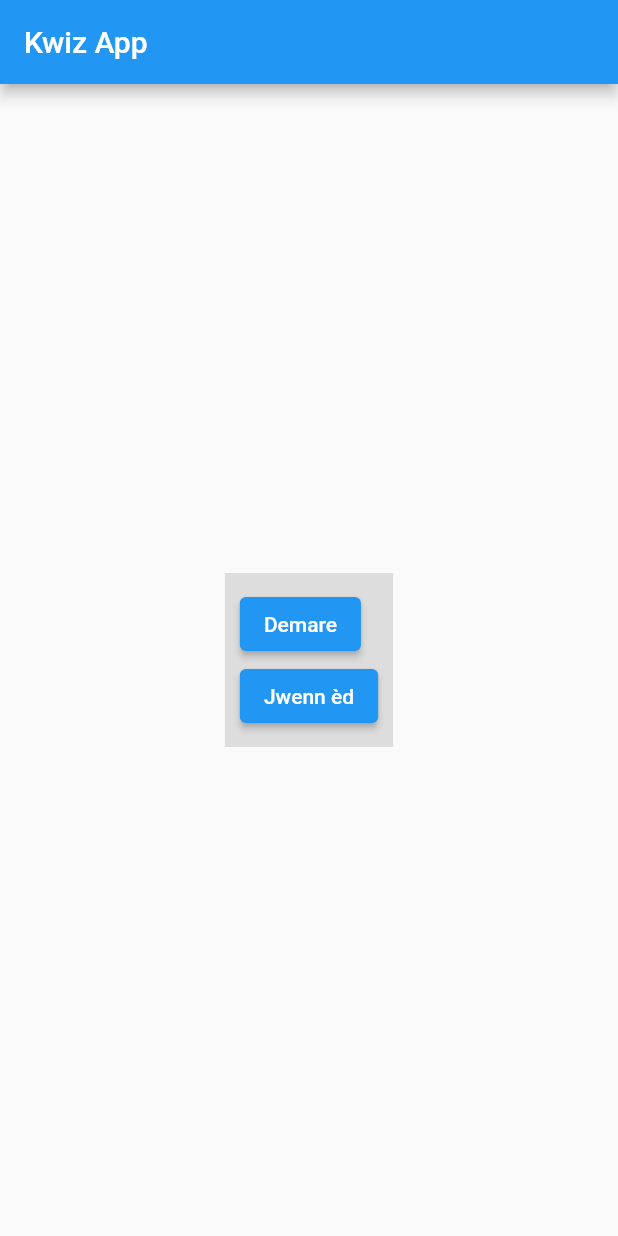
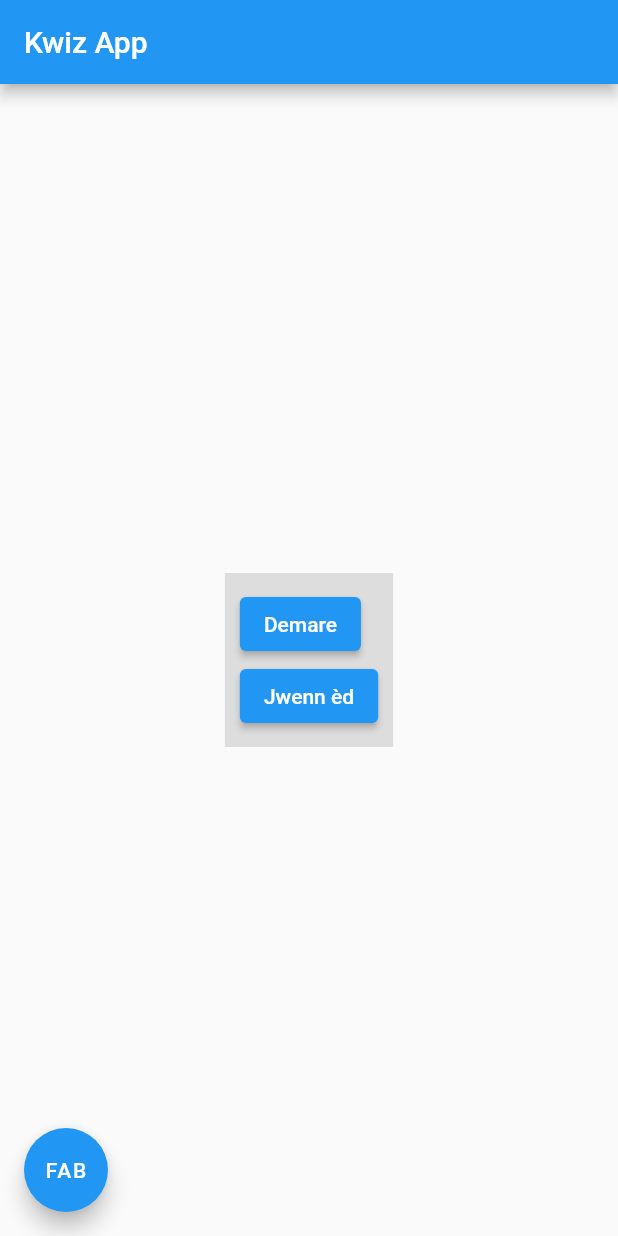
Before and after one commit to Lemayzeur/flutter_course_series, a Flutter app: the screen it shows after launch, on a phone screen of 412 x 824 dp. Run offline on Flutter 3.47's test engine with Material 2 defaults, Android fonts, the phone set to English and light mode, and no system bars.

Commit message:
chapter7

```diff
--- a/lib/main.dart
+++ b/lib/main.dart
@@ -38,7 +38,14 @@ class MyApp extends StatelessWidget {
               ]
             ),
           )
-        )
+        ),
+        floatingActionButtonLocation: FloatingActionButtonLocation.startFloat,
+        floatingActionButton: FloatingActionButton(
+          child: const Text('FAB'),
+          onPressed: () {
+            print("Ou tape FAB la");
+          },
+        ),
       ),
     );
   }
```
